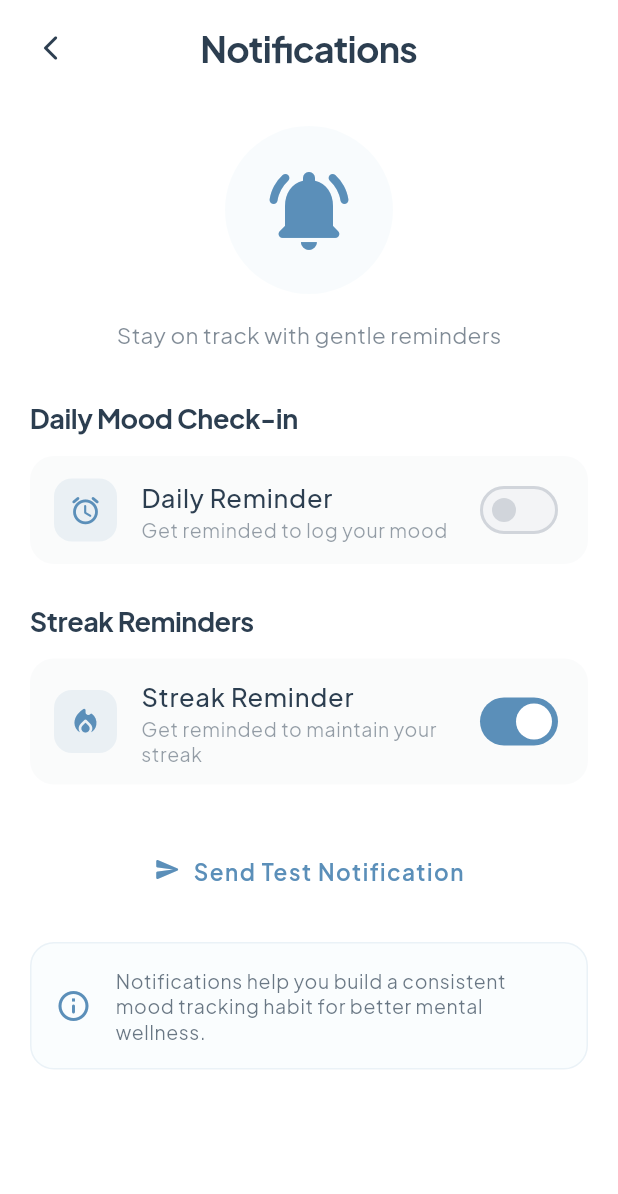
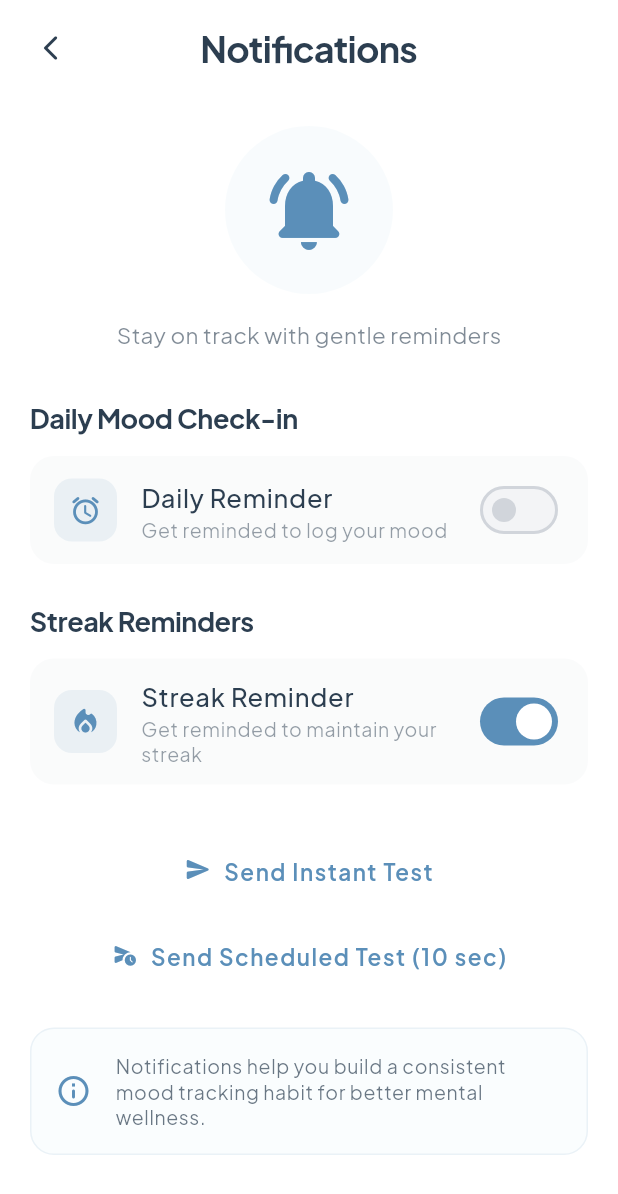
Before and after one commit to CODEwithZAKI2/MindMate-AI, a Flutter app: the NotificationSettingsScreen screen opened by its route, on a phone screen of 412 x 824 dp. Shown: the top 1194 px of the screen. Run offline on Flutter 3.47's test engine with Material 3 defaults, Android fonts, the phone set to English and light mode, and no system bars; our stand-ins replace cloud_firestore, cloud_functions, connectivity_plus, equatable, firebase_auth, firebase_core and 11 more; accounts and stored records are empty.

Commit message:
feat: implement notification settings screen, service, and provider for daily and streak reminders

```diff
--- a/lib/presentation/screens/settings/notification_settings_screen.dart
+++ b/lib/presentation/screens/settings/notification_settings_screen.dart
@@ -146,22 +146,44 @@ class NotificationSettingsScreen extends ConsumerWidget {
               ),
               const SizedBox(height: 32),
 
-              // Test notification button
+              // Test notification buttons
               Center(
-                child: TextButton.icon(
+                child: Column(
+                  children: [
+                    TextButton.icon(
                       onPressed: () async {
                         await notifier.showTestNotification();
                         if (context.mounted) {
                           ScaffoldMessenger.of(context).showSnackBar(
                             const SnackBar(
-                          content: Text('Test notification sent!'),
+                              content: Text('Instant notification sent!'),
                               duration: Duration(seconds: 2),
                             ),
                           );
                         }
                       },
                       icon: const Icon(Icons.send_rounded),
-                  label: const Text('Send Test Notification'),
+                      label: const Text('Send Instant Test'),
+                    ),
+                    const SizedBox(height: 8),
+                    TextButton.icon(
+                      onPressed: () async {
+                        await notifier.showScheduledTestNotification();
+                        if (context.mounted) {
+                          ScaffoldMessenger.of(context).showSnackBar(
+                            const SnackBar(
+                              content: Text(
+                                'Scheduled notification will arrive in 10 seconds!',
+                              ),
+                              duration: Duration(seconds: 3),
+                            ),
+                          );
+                        }
+                      },
+                      icon: const Icon(Icons.schedule_send_rounded),
+                      label: const Text('Send Scheduled Test (10 sec)'),
+                    ),
+                  ],
                 ),
               ),
               const SizedBox(height: 24),
```
Also changed, not shown: lib/core/services/notification_service.dart (+62 -0 lines), lib/presentation/providers/notification_provider.dart (+6 -1 lines), 1 other file. Lines whose indentation alone changed are shown as unchanged.
